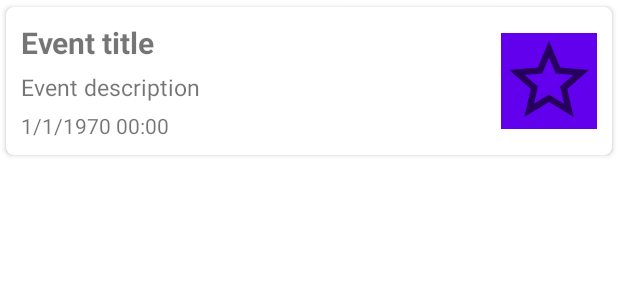
After one commit to Hodjy/Android-Management-App, an Android app: the layout user_event_cell.xml on its own in the app's theme, with its tools: preview values and no code run, on a phone screen of 412 x 824 dp. The commit adds this screen. Shown: the top 300 px of the screen. Run offline under Robolectric (Android 15) with nearby library versions, the phone set to English and light mode, and no system bars.

Commit message:
added RecyclerView

```diff
--- /dev/null
+++ b/ManagementApp/app/src/main/res/drawable/ic_baseline_star_border_24.xml
@@ -0,0 +1,10 @@
+<vector xmlns:android="http://schemas.android.com/apk/res/android"
+    android:width="64dp"
+    android:height="64dp"
+    android:viewportWidth="24"
+    android:viewportHeight="24"
+    android:tint="?attr/colorControlNormal">
+  <path
+      android:fillColor="@android:color/white"
+      android:pathData="M22,9.24l-7.19,-0.62L12,2 9.19,8.63 2,9.24l5.46,4.73L5.82,21 12,17.27 18.18,21l-1.63,-7.03L22,9.24zM12,15.4l-3.76,2.27 1,-4.28 -3.32,-2.88 4.38,-0.38L12,6.1l1.71,4.04 4.38,0.38 -3.32,2.88 1,4.28L12,15.4z"/>
+</vector>
--- a/ManagementApp/app/src/main/res/layout/activity_settings.xml
+++ b/ManagementApp/app/src/main/res/layout/activity_settings.xml
@@ -40,6 +40,4 @@
         android:id="@+id/settings_settingsTextView"
         android:layout_marginTop="20dp"/>
 
-
-
 </LinearLayout>
--- /dev/null
+++ b/ManagementApp/app/src/main/res/layout/user_event_cell.xml
@@ -0,0 +1,49 @@
+<?xml version="1.0" encoding="utf-8"?>
+<androidx.cardview.widget.CardView android:layout_width="match_parent"
+    android:layout_height="wrap_content"
+    xmlns:android="http://schemas.android.com/apk/res/android"
+    xmlns:app="http://schemas.android.com/apk/res-auto"
+    app:cardUseCompatPadding="true"
+    app:contentPadding="10dp"
+    android:elevation="8dp"
+    app:cardCornerRadius="5dp">
+
+    <LinearLayout
+        android:layout_width="wrap_content"
+        android:layout_height="wrap_content"
+        android:orientation="vertical">
+
+        <TextView
+            android:layout_width="match_parent"
+            android:layout_height="wrap_content"
+            android:text="@string/card_view_eventTitle"
+            android:textSize="20sp"
+            android:textStyle="bold"
+            android:id="@+id/card_view_eventTitleTv"/>
+
+        <TextView
+            android:layout_width="match_parent"
+            android:layout_height="wrap_content"
+            android:text="@string/card_view_eventDescription"
+            android:textSize="15sp"
+            android:layout_marginTop="5dp"
+            android:id="@+id/card_view_eventDescriptionTv"/>
+
+        <TextView
+            android:layout_width="match_parent"
+            android:layout_height="wrap_content"
+            android:text="@string/card_view_eventDate"
+            android:layout_marginTop="5dp"
+            android:id="@+id/card_view_eventDateTv"/>
+
+    </LinearLayout>
+
+    <ImageView
+        android:layout_width="wrap_content"
+        android:layout_height="match_parent"
+        android:layout_gravity="end|center"
+        android:src="@drawable/ic_baseline_star_border_24"
+        android:background="@color/design_default_color_primary"/>
+
+
+</androidx.cardview.widget.CardView>
--- a/ManagementApp/app/src/main/res/values/strings.xml
+++ b/ManagementApp/app/src/main/res/values/strings.xml
@@ -60,6 +60,9 @@
     <string name="calender_activityTitle">Calendar Event</string>
     <string name="call_activityTitle">Phone</string>
     <string name="settings_activityTitle">Settings</string>
+    <string name="card_view_eventTitle">Event  title</string>
+    <string name="card_view_eventDescription">Event description</string>
+    <string name="card_view_eventDate" translatable="false">1/1/1970     00:00</string>
 
 
 </resources>
```
Also changed, not shown: ManagementApp/app/src/main/java/com/example/managementapp/MainActivity.java (+7 -0 lines), ManagementApp/app/src/main/java/com/example/managementapp/UserEvent.java (added, +40 -0 lines), ManagementApp/app/src/main/res/layout/activity_main.xml (+9 -7 lines), 1 other file.
